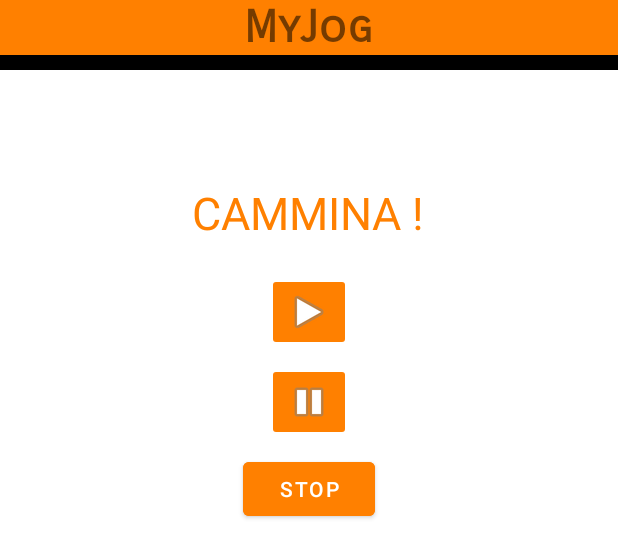
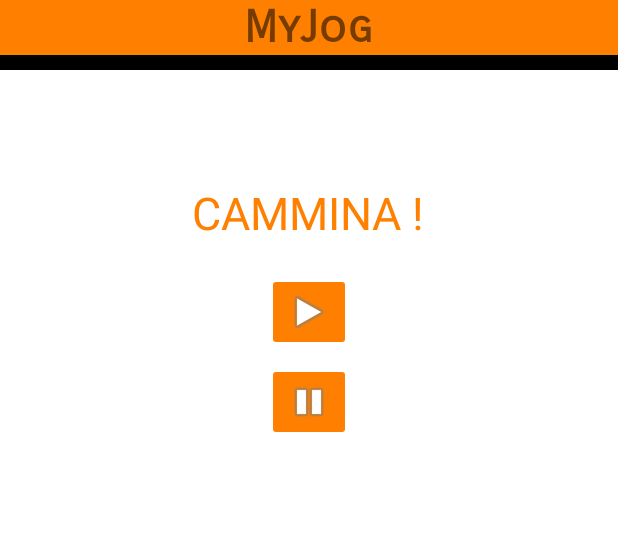
Before and after one commit to NOT-FRY/MyJog, an Android app: the layout activity_stopwatch.xml on its own in the app's theme, with its tools: preview values and no code run, on a phone screen of 412 x 824 dp. Shown: the top 558 px of the screen. Run offline under Robolectric (Android 15) with nearby library versions, the phone set to English and light mode, and no system bars.

Commit message:
suoni notifiche e bottone stop nascosto

```diff
--- a/app/src/main/java/com/running/myjog/MainActivity.java
+++ b/app/src/main/java/com/running/myjog/MainActivity.java
@@ -16,7 +16,9 @@ public class MainActivity extends AppCompatActivity {
 
     private EditText corsa,camminata,ripetizioni;
     private TextView tempo,countdown;
-    int co,ca,rip,tempoTotale;
+    private int co,ca,rip,tempoTotale;
+
+
 
     @Override
     protected void onCreate(Bundle savedInstanceState) {
--- a/app/src/main/res/layout/activity_stopwatch.xml
+++ b/app/src/main/res/layout/activity_stopwatch.xml
@@ -72,7 +72,7 @@
     />
 <ImageButton
 
-    android:id="@+id/stop_button"
+    android:id="@+id/pause_button"
     android:layout_width="wrap_content"
     android:layout_height="wrap_content"
     android:layout_gravity="center_horizontal"
@@ -82,13 +82,14 @@
     android:src="@android:drawable/ic_media_pause"
     />
 <Button
-    android:id="@+id/reset_button"
+    android:id="@+id/stop_button"
     android:layout_width="wrap_content"
     android:layout_height="wrap_content"
     android:layout_gravity="center_horizontal"
     android:layout_marginTop="8dp"
     android:onClick="onClickStop"
     android:text="STOP"
+    android:visibility="invisible"
     android:backgroundTint="#ff8000"
     android:textColor="@color/white"/>
 
```
Also changed, not shown: app/src/main/java/com/running/myjog/StopwatchActivity.java (+30 -6 lines), 2 other files.
